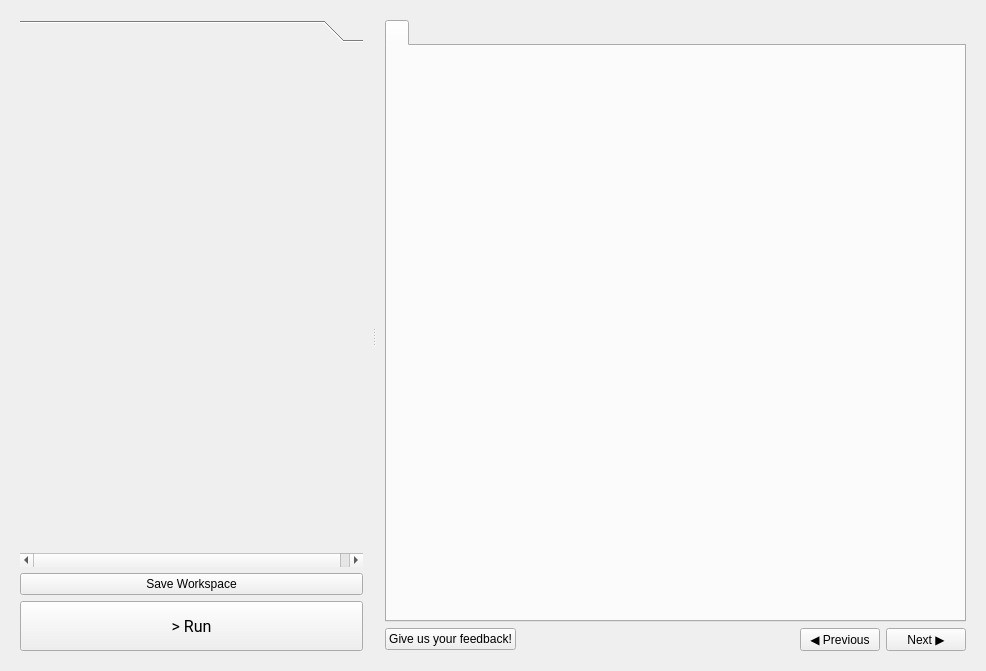
Qt form src/main/python/ui/Ui_StepsWidget.ui (SnoozToolbox/snooz-toolbox) before a commit.
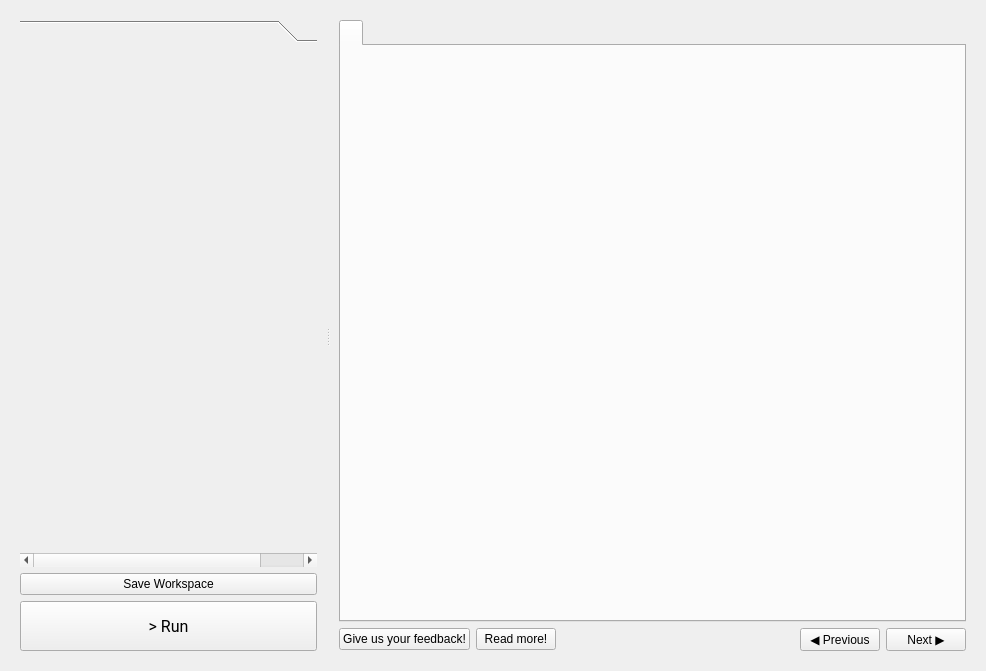
The same form after that commit.

```diff
--- a/src/main/python/ui/Ui_StepsWidget.ui
+++ b/src/main/python/ui/Ui_StepsWidget.ui
@@ -86,7 +86,7 @@
             <x>0</x>
             <y>0</y>
             <width>353</width>
-            <height>491</height>
+            <height>493</height>
            </rect>
           </property>
           <property name="minimumSize">
@@ -149,7 +149,6 @@
             <font>
              <family>Roboto</family>
              <pointsize>12</pointsize>
-             <weight>50</weight>
              <italic>false</italic>
              <bold>false</bold>
              <underline>false</underline>
@@ -231,6 +230,16 @@
            </property>
           </widget>
          </item>
+         <item>
+          <widget class="QPushButton" name="documentation_pushButton">
+            <property name="accessibleName">
+                <string>documentation_pushbutton</string>
+            </property>
+           <property name="text">
+            <string>Read more!</string>
+           </property>
+          </widget>
+         </item>
          <item>
           <spacer name="horizontalSpacer">
            <property name="orientation">
```
Left out of the diff: 21 changed lines with no effect on the pictures.
